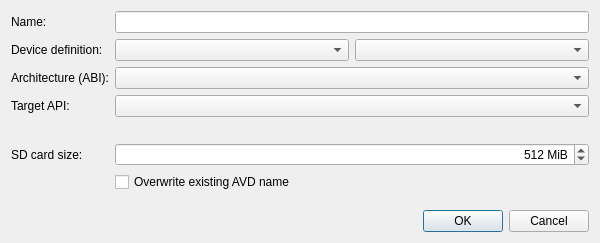
Before: the Qt Designer form src/plugins/android/addnewavddialog.ui in qt-creator/qt-creator, drawn with Qt 5.
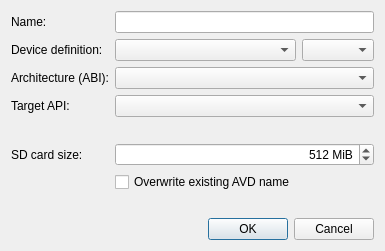
After: the same form once the commit is applied. Custom widgets are drawn as their Qt base class.

Commit message:
Android: Remove size constraints of the "New AVD Dialog"
This removes minimal/maximal sizes of the dialog. Unjustified size
restrictions cause poor UX.

The initial dialog width is increased from 600 to 800 px.

Fixes: QTCREATORBUG-25846

What changed in the file:
```diff
--- a/src/plugins/android/addnewavddialog.ui
+++ b/src/plugins/android/addnewavddialog.ui
@@ -6,22 +6,9 @@
    <rect>
     <x>0</x>
     <y>0</y>
-    <width>600</width>
-    <height>243</height>
+    <width>800</width>
    </rect>
   </property>
-  <property name="minimumSize">
-   <size>
-    <width>600</width>
-    <height>0</height>
-   </size>
-  </property>
-  <property name="maximumSize">
-   <size>
-    <width>1024</width>
-    <height>16777215</height>
-   </size>
-  </property>
   <property name="windowTitle">
    <string>Create new AVD</string>
   </property>
```
